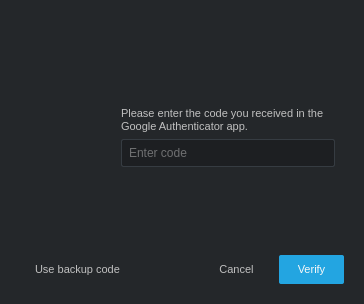
Old version of the form python/tank/authentication/resources/login_dialog.ui in the repository shotgunsoftware/tk-core.
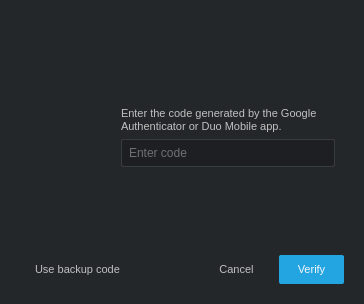
New version of the form. The open tabs and pages were chosen to show the change. Icons and pictures are not drawn. Custom widgets are drawn as their Qt base class.

Commit message: For #45277: added reference to duo mobile app

Patch:
```diff
--- a/python/tank/authentication/resources/login_dialog.ui
+++ b/python/tank/authentication/resources/login_dialog.ui
@@ -344,7 +344,7 @@
                 </sizepolicy>
                </property>
                <property name="text">
-                <string>Please enter the code you received in the Google Authenticator app.</string>
+                <string>Enter the code generated by the Google Authenticator or Duo Mobile app.</string>
                </property>
                <property name="alignment">
                 <set>Qt::AlignLeading|Qt::AlignLeft|Qt::AlignVCenter</set>
```
The commit also changes 1 other file.
